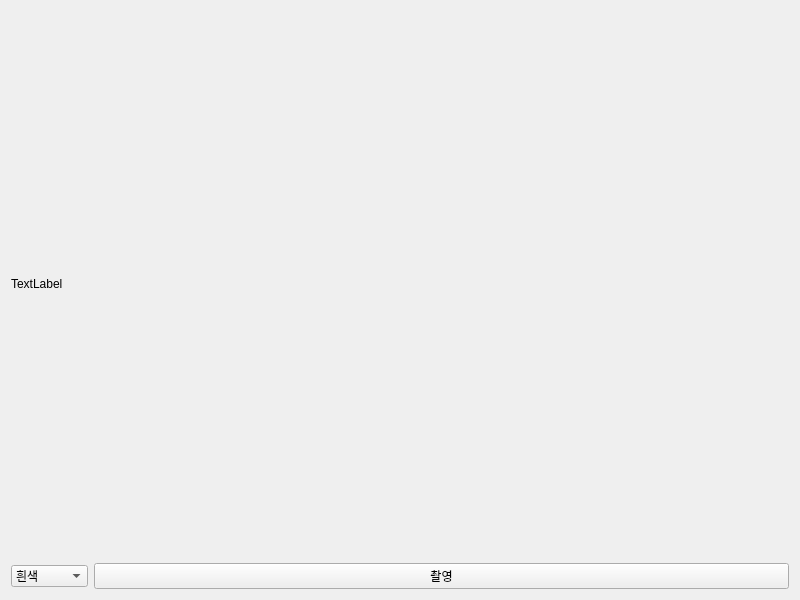
jeong7231/Intel7_simple_id_photo_maker, file Qt/Simple-Smart-ID-Photo-Maker_Qt/main_app.ui: the form before one commit.
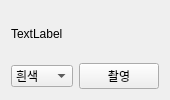
The form after the commit.

Diff of the .ui file:
```diff
--- a/Qt/Simple-Smart-ID-Photo-Maker_Qt/main_app.ui
+++ b/Qt/Simple-Smart-ID-Photo-Maker_Qt/main_app.ui
@@ -6,8 +6,8 @@
    <rect>
     <x>0</x>
     <y>0</y>
-    <width>800</width>
-    <height>600</height>
+    <width>100</width>
+    <height>100</height>
    </rect>
   </property>
   <property name="windowTitle">
```
